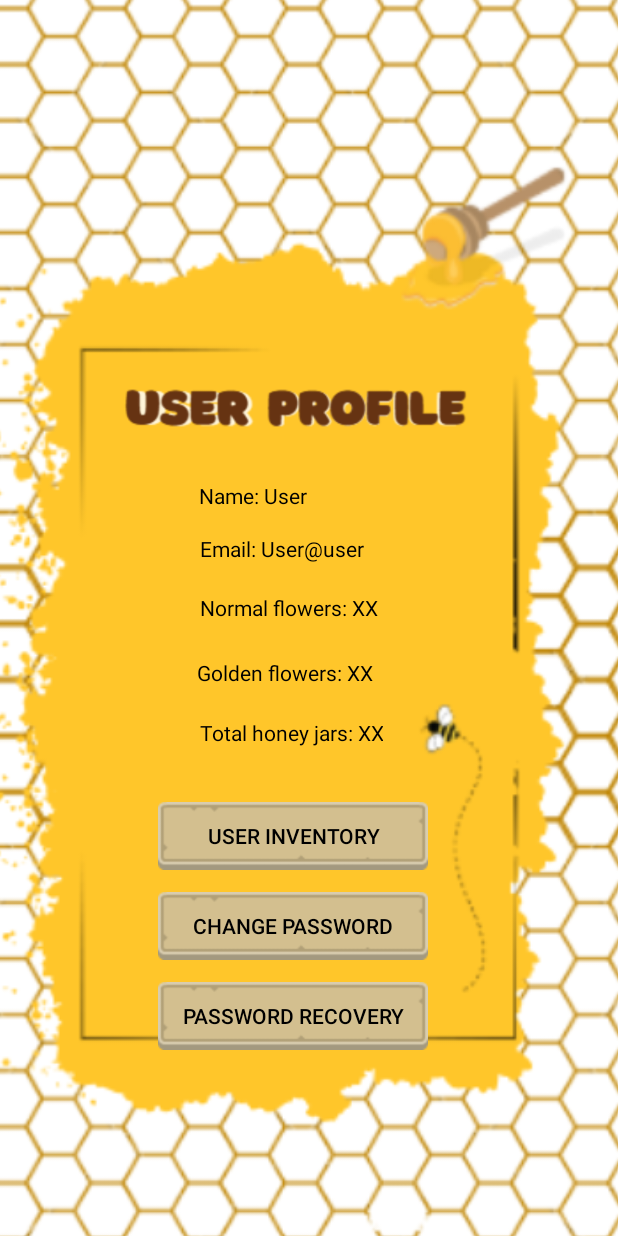
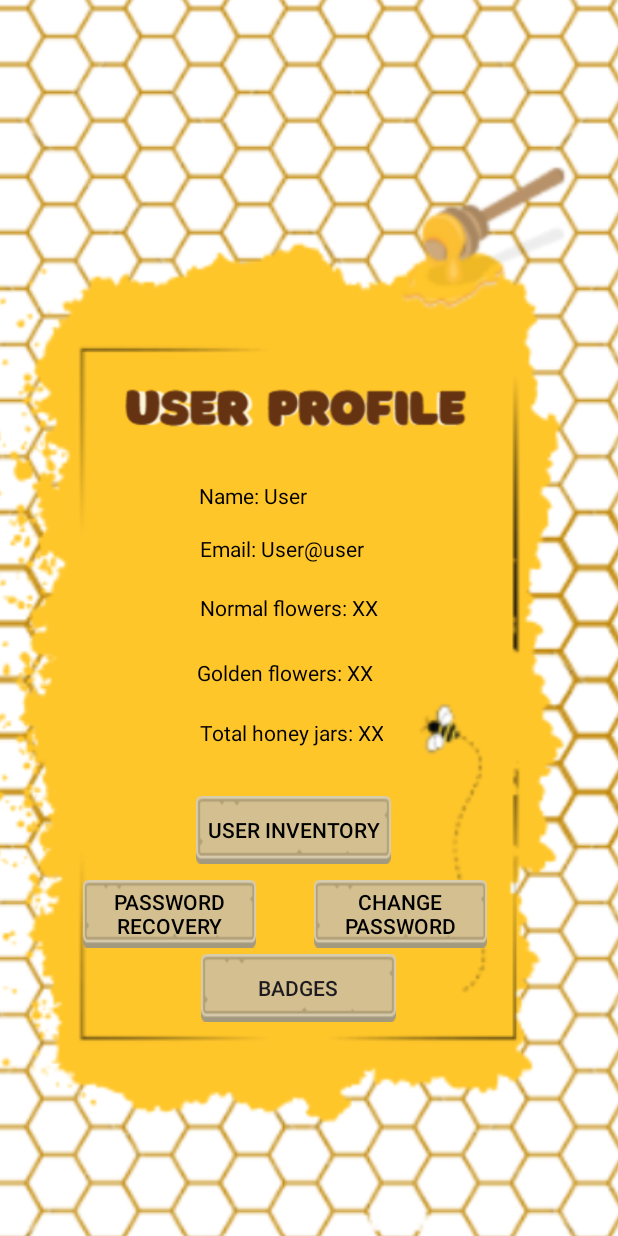
Before and after one commit to Joowww/Buzz-Blitz_Android-Client, an Android app: the layout activity_profileuser.xml on its own in the app's theme, with its tools: preview values and no code run, on a phone screen of 412 x 824 dp. Run offline under Robolectric (Android 15) with nearby library versions, the light colour scheme and no system bars.

Commit message:
Mínimo 2 ejercicio 1 (extra) acabado

```diff
--- a/app/src/main/AndroidManifest.xml
+++ b/app/src/main/AndroidManifest.xml
@@ -164,6 +164,8 @@
         <activity android:name=".Activities.VideosActivity"
             android:label="Support Videos"/>
 
+        <activity android:name=".Activities.BadgesActivity" />
+
         <meta-data
             android:name="android.security.net.config"
             android:resource="@xml/network_security_config" />
--- a/app/src/main/java/com/example/buzzblitz_android_cliente/Activities/UserProfileActivity.java
+++ b/app/src/main/java/com/example/buzzblitz_android_cliente/Activities/UserProfileActivity.java
@@ -37,6 +37,11 @@ public class UserProfileActivity extends BaseActivity {
             Intent intent = new Intent(UserProfileActivity.this, InventoryActivity.class);
             startActivity(intent);
         });
+
+        Button btnBadges = findViewById(R.id.btnBadges);
+        btnBadges.setOnClickListener(v -> {
+            startActivity(new Intent(UserProfileActivity.this, BadgesActivity.class));
+        });
     }
 
     @Override
--- a/app/src/main/java/com/example/buzzblitz_android_cliente/Services/GameBuzzBlitzService.java
+++ b/app/src/main/java/com/example/buzzblitz_android_cliente/Services/GameBuzzBlitzService.java
@@ -1,5 +1,7 @@
 package com.example.buzzblitz_android_cliente.Services;
 
+import com.example.buzzblitz_android_cliente.Models.Badge;
+import com.example.buzzblitz_android_cliente.Models.BadgesResponse;
 import com.example.buzzblitz_android_cliente.Models.UsuReg;
 import com.example.buzzblitz_android_cliente.Models.Usuario;
 import com.example.buzzblitz_android_cliente.Models.UsuarioEnviar;
@@ -66,4 +68,7 @@ public interface GameBuzzBlitzService {
 
     @GET("usuarios/media")
     Call<VideoListDTO> getVideos();
+
+    @GET("usuarios/badges/{userId}/badges")
+    Call<BadgesResponse> getUserBadges(@Path("userId") String userId);
 }
--- a/app/src/main/res/layout/activity_profileuser.xml
+++ b/app/src/main/res/layout/activity_profileuser.xml
@@ -103,28 +103,28 @@
 
     <androidx.appcompat.widget.AppCompatButton
         android:id="@+id/btnCambiarPswd"
-        android:layout_width="180dp"
+        android:layout_width="115dp"
         android:layout_height="45dp"
-        android:layout_marginBottom="184dp"
+        android:layout_marginBottom="192dp"
         android:background="@drawable/btn_selector"
         android:text="Change password"
         android:textColor="#000000"
         app:layout_constraintBottom_toBottomOf="parent"
         app:layout_constraintEnd_toEndOf="parent"
-        app:layout_constraintHorizontal_bias="0.454"
+        app:layout_constraintHorizontal_bias="0.705"
         app:layout_constraintStart_toStartOf="parent" />
 
     <androidx.appcompat.widget.AppCompatButton
         android:id="@+id/btnRecuperarPswd"
-        android:layout_width="180dp"
+        android:layout_width="115dp"
         android:layout_height="45dp"
-        android:layout_marginBottom="124dp"
+        android:layout_marginBottom="192dp"
         android:background="@drawable/btn_selector"
         android:text="Password recovery"
         android:textColor="#000000"
         app:layout_constraintBottom_toBottomOf="parent"
         app:layout_constraintEnd_toEndOf="parent"
-        app:layout_constraintHorizontal_bias="0.454"
+        app:layout_constraintHorizontal_bias="0.187"
         app:layout_constraintStart_toStartOf="parent" />
 
     <ImageView
@@ -141,16 +141,29 @@
 
     <androidx.appcompat.widget.AppCompatButton
         android:id="@+id/btnGoToInventory"
-        android:layout_width="180dp"
+        android:layout_width="130dp"
         android:layout_height="45dp"
-        android:layout_marginBottom="244dp"
+        android:layout_marginBottom="248dp"
         android:background="@drawable/btn_selector"
         android:text="User INVENTORY"
         android:textColor="#000000"
         app:layout_constraintBottom_toBottomOf="parent"
         app:layout_constraintEnd_toEndOf="parent"
-        app:layout_constraintHorizontal_bias="0.454"
+        app:layout_constraintHorizontal_bias="0.463"
         app:layout_constraintStart_toStartOf="parent" />
+
+    <androidx.appcompat.widget.AppCompatButton
+        android:id="@+id/btnBadges"
+        android:layout_width="130dp"
+        android:layout_height="45dp"
+        android:background="@drawable/btn_selector"
+        android:text="Badges"
+        app:layout_constraintBottom_toBottomOf="parent"
+        app:layout_constraintEnd_toEndOf="parent"
+        app:layout_constraintHorizontal_bias="0.474"
+        app:layout_constraintStart_toStartOf="parent"
+        app:layout_constraintTop_toTopOf="parent"
+        app:layout_constraintVertical_bias="0.817" />
 
 
 </androidx.constraintlayout.widget.ConstraintLayout>
```
Also changed, not shown: app/src/main/java/com/example/buzzblitz_android_cliente/Activities/BadgesActivity.java (added, +59 -0 lines), app/src/main/java/com/example/buzzblitz_android_cliente/Adapters/BadgeAdapter.java (added, +56 -0 lines), app/src/main/java/com/example/buzzblitz_android_cliente/Models/Badge.java (added, +9 -0 lines), app/src/main/java/com/example/buzzblitz_android_cliente/Models/BadgesResponse.java (added, +8 -0 lines), app/src/main/res/layout/activity_badges.xml (added, +17 -0 lines), app/src/main/res/layout/item_badge.xml (added, +33 -0 lines).
